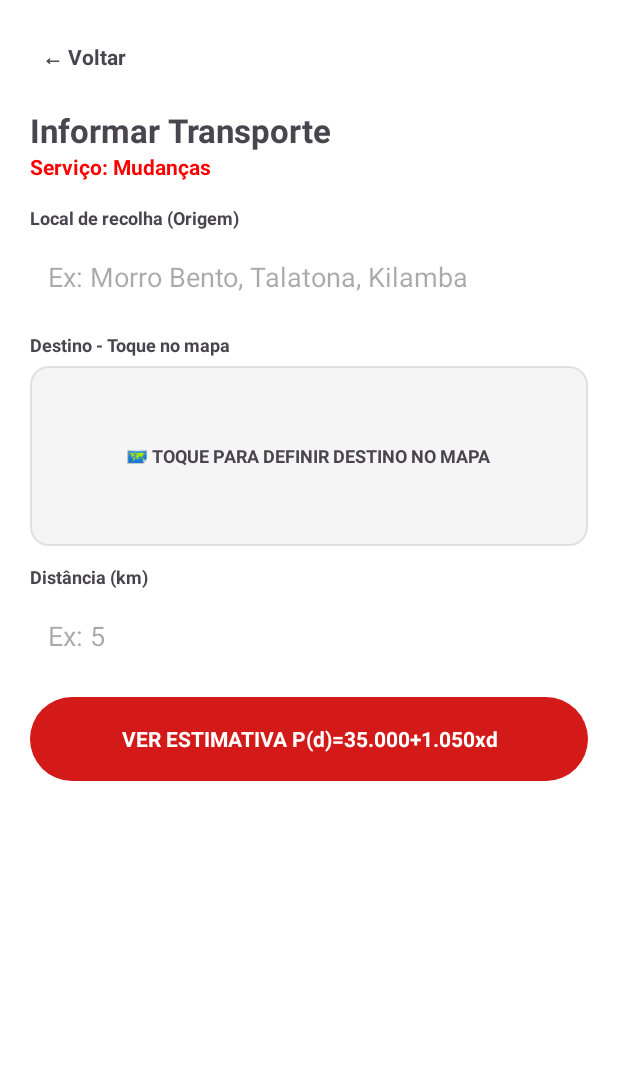
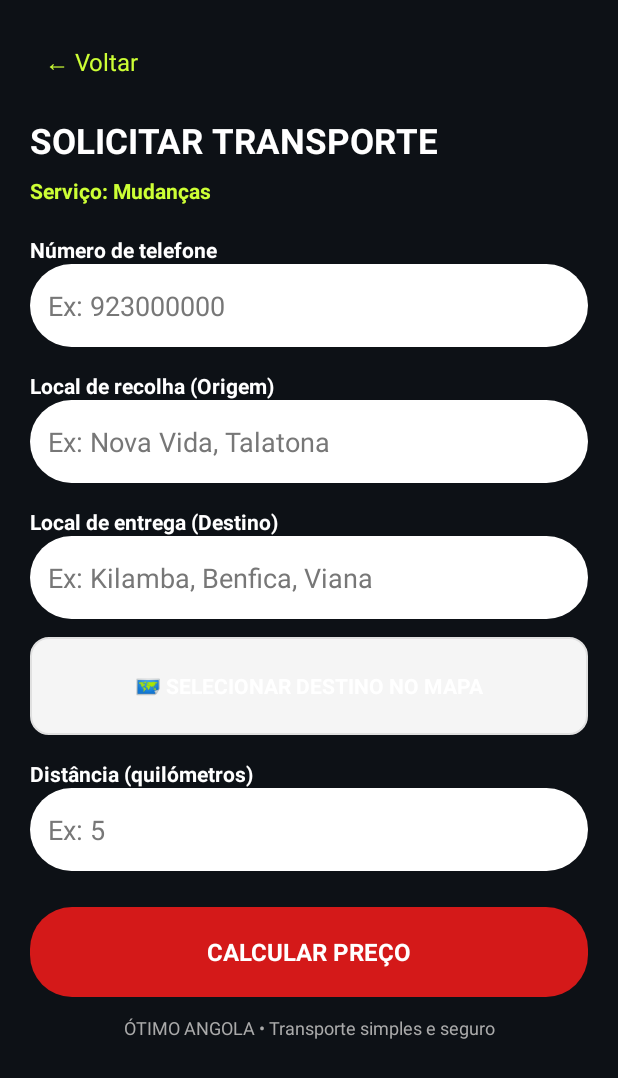
Before and after one commit to novo336/otimo-angola-app, an Android app: the MainActivity screen opened directly, with no data from a screen before it, after a tap on "Mudanças", on a phone screen of 412 x 824 dp. Shown: the top 1078 px of the screen. Run offline under Robolectric (Android 15) with nearby library versions, the phone set to English and light mode, and no system bars.

Commit message:
Atualizar o activity_lista_viagens.xml

```diff
--- a/app/src/main/res/layout/activity_lista_viagens.xml
+++ b/app/src/main/res/layout/activity_lista_viagens.xml
@@ -1,13 +1,181 @@
+
 <?xml version="1.0" encoding="utf-8"?>
-<LinearLayout xmlns:android="http://schemas.android.com/apk/res/android" android:layout_width="match_parent" android:layout_height="match_parent" android:orientation="vertical" android:background="#FFFFFF" android:padding="20dp">
-    <TextView android:id="@+id/btnVoltarLista" android:layout_width="wrap_content" android:layout_height="wrap_content" android:text="← Voltar" android:padding="8dp" android:textStyle="bold"/>
-    <TextView android:layout_width="wrap_content" android:layout_height="wrap_content" android:layout_marginTop="16dp" android:text="Informar Transporte" android:textSize="22sp" android:textStyle="bold"/>
-    <TextView android:id="@+id/txtServicoEscolhido" android:layout_width="wrap_content" android:layout_height="wrap_content" android:text="Serviço: Mudanças" android:textColor="#FF0000" android:textStyle="bold"/>
-    <TextView android:layout_width="wrap_content" android:layout_height="wrap_content" android:layout_marginTop="16dp" android:text="Local de recolha (Origem)" android:textSize="12sp" android:textStyle="bold"/>
-    <EditText android:id="@+id/editOrigem" android:layout_width="match_parent" android:layout_height="50dp" android:layout_marginTop="6dp" android:background="@drawable/bg_white_rounded" android:hint="Ex: Morro Bento, Talatona, Kilamba" android:padding="12dp"/>
-    <TextView android:layout_width="wrap_content" android:layout_height="wrap_content" android:layout_marginTop="12dp" android:text="Destino - Toque no mapa" android:textSize="12sp" android:textStyle="bold"/>
-    <LinearLayout android:id="@+id/btnMapa" android:layout_width="match_parent" android:layout_height="120dp" android:layout_marginTop="6dp" android:background="@drawable/bg_gray_rounded" android:gravity="center"><TextView android:id="@+id/txtDestinoMapa" android:layout_width="wrap_content" android:layout_height="wrap_content" android:text="🗺️ TOQUE PARA DEFINIR DESTINO NO MAPA" android:textStyle="bold" android:textSize="12sp"/></LinearLayout>
-    <TextView android:layout_width="wrap_content" android:layout_height="wrap_content" android:layout_marginTop="12dp" android:text="Distância (km)" android:textSize="12sp" android:textStyle="bold"/>
-    <EditText android:id="@+id/editDistancia" android:layout_width="match_parent" android:layout_height="50dp" android:layout_marginTop="6dp" android:background="@drawable/bg_white_rounded" android:hint="Ex: 5" android:inputType="number" android:padding="12dp"/>
-    <TextView android:id="@+id/btnCalcular" android:layout_width="match_parent" android:layout_height="56dp" android:layout_marginTop="16dp" android:background="@drawable/bg_red_rounded" android:text="VER ESTIMATIVA P(d)=35.000+1.050xd" android:gravity="center" android:textStyle="bold" android:textColor="#FFFFFF"/>
-</LinearLayout>
+
+<ScrollView
+    xmlns:android="http://schemas.android.com/apk/res/android"
+    android:layout_width="match_parent"
+    android:layout_height="match_parent"
+    android:background="#0D1116"
+    android:fillViewport="true">
+
+    <LinearLayout
+        android:layout_width="match_parent"
+        android:layout_height="wrap_content"
+        android:orientation="vertical"
+        android:padding="20dp">
+
+        <TextView
+            android:id="@+id/btnVoltarLista"
+            android:layout_width="wrap_content"
+            android:layout_height="wrap_content"
+            android:text="← Voltar"
+            android:textColor="#CDFF35"
+            android:textSize="16sp"
+            android:padding="10dp"/>
+
+        <TextView
+            android:layout_width="wrap_content"
+            android:layout_height="wrap_content"
+            android:layout_marginTop="15dp"
+            android:text="SOLICITAR TRANSPORTE"
+            android:textColor="#FFFFFF"
+            android:textSize="23sp"
+            android:textStyle="bold"/>
+
+        <TextView
+            android:id="@+id/txtServicoEscolhido"
+            android:layout_width="wrap_content"
+            android:layout_height="wrap_content"
+            android:text="Serviço: Mudanças"
+            android:textColor="#CDFF35"
+            android:textStyle="bold"
+            android:layout_marginTop="8dp"/>
+
+        <!-- TELEFONE DO CLIENTE -->
+
+        <TextView
+            android:layout_width="wrap_content"
+            android:layout_height="wrap_content"
+            android:text="Número de telefone"
+            android:textColor="#FFFFFF"
+            android:textStyle="bold"
+            android:layout_marginTop="20dp"/>
+
+        <EditText
+            android:id="@+id/editTelefoneCliente"
+            android:layout_width="match_parent"
+            android:layout_height="55dp"
+            android:hint="Ex: 923000000"
+            android:inputType="phone"
+            android:enabled="true"
+            android:focusable="true"
+            android:padding="12dp"
+            android:textColor="#000000"
+            android:textColorHint="#777777"
+            android:background="@drawable/bg_white_rounded"/>
+
+        <!-- ORIGEM -->
+
+        <TextView
+            android:layout_width="wrap_content"
+            android:layout_height="wrap_content"
+            android:text="Local de recolha (Origem)"
+            android:textColor="#FFFFFF"
+            android:textStyle="bold"
+            android:layout_marginTop="16dp"/>
+
+        <EditText
+            android:id="@+id/editOrigem"
+            android:layout_width="match_parent"
+            android:layout_height="55dp"
+            android:hint="Ex: Nova Vida, Talatona"
+            android:inputType="textCapSentences"
+            android:enabled="true"
+            android:focusable="true"
+            android:padding="12dp"
+            android:textColor="#000000"
+            android:textColorHint="#777777"
+            android:background="@drawable/bg_white_rounded"/>
+
+        <!-- DESTINO -->
+
+        <TextView
+            android:layout_width="wrap_content"
+            android:layout_height="wrap_content"
+            android:text="Local de entrega (Destino)"
+            android:textColor="#FFFFFF"
+            android:textStyle="bold"
+            android:layout_marginTop="16dp"/>
+
+        <EditText
+            android:id="@+id/editDestino"
+            android:layout_width="match_parent"
+            android:layout_height="55dp"
+            android:hint="Ex: Kilamba, Benfica, Viana"
+            android:inputType="textCapSentences"
+            android:enabled="true"
+            android:focusable="true"
+            android:padding="12dp"
+            android:textColor="#000000"
+            android:textColorHint="#777777"
+            android:background="@drawable/bg_white_rounded"/>
+
+        <!-- MAPA -->
+
+        <LinearLayout
+            android:id="@+id/btnMapa"
+            android:layout_width="match_parent"
+            android:layout_height="65dp"
+            android:layout_marginTop="12dp"
+            android:background="@drawable/bg_gray_rounded"
+            android:gravity="center">
+
+            <TextView
+                android:id="@+id/txtDestinoMapa"
+                android:layout_width="wrap_content"
+                android:layout_height="wrap_content"
+                android:text="🗺️ SELECIONAR DESTINO NO MAPA"
+                android:textColor="#FFFFFF"
+                android:textStyle="bold"/>
+
+        </LinearLayout>
+
+        <!-- DISTÂNCIA -->
+
+        <TextView
+            android:layout_width="wrap_content"
+            android:layout_height="wrap_content"
+            android:text="Distância (quilómetros)"
+            android:textColor="#FFFFFF"
+            android:textStyle="bold"
+            android:layout_marginTop="16dp"/>
+
+        <EditText
+            android:id="@+id/editDistancia"
+            android:layout_width="match_parent"
+            android:layout_height="55dp"
+            android:hint="Ex: 5"
+            android:inputType="numberDecimal"
+            android:enabled="true"
+            android:focusable="true"
+            android:padding="12dp"
+            android:textColor="#000000"
+            android:textColorHint="#777777"
+            android:background="@drawable/bg_white_rounded"/>
+
+        <!-- ESTIMATIVA -->
+
+        <TextView
+            android:id="@+id/btnCalcular"
+            android:layout_width="match_parent"
+            android:layout_height="60dp"
+            android:layout_marginTop="24dp"
+            android:background="@drawable/bg_red_rounded"
+            android:text="CALCULAR PREÇO"
+            android:gravity="center"
+            android:textStyle="bold"
+            android:textColor="#FFFFFF"
+            android:textSize="16sp"/>
+
+        <TextView
+            android:layout_width="match_parent"
+            android:layout_height="wrap_content"
+            android:layout_marginTop="12dp"
+            android:text="ÓTIMO ANGOLA • Transporte simples e seguro"
+            android:textColor="#AAAAAA"
+            android:gravity="center"
+            android:textSize="12sp"/>
+
+    </LinearLayout>
+
+</ScrollView>
```
